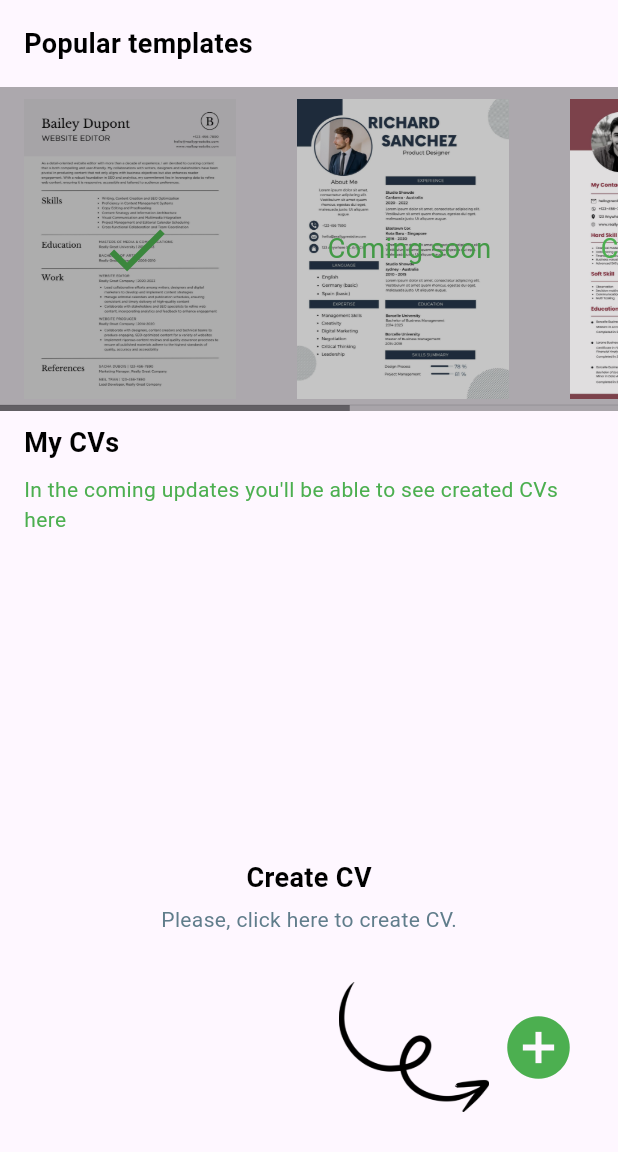
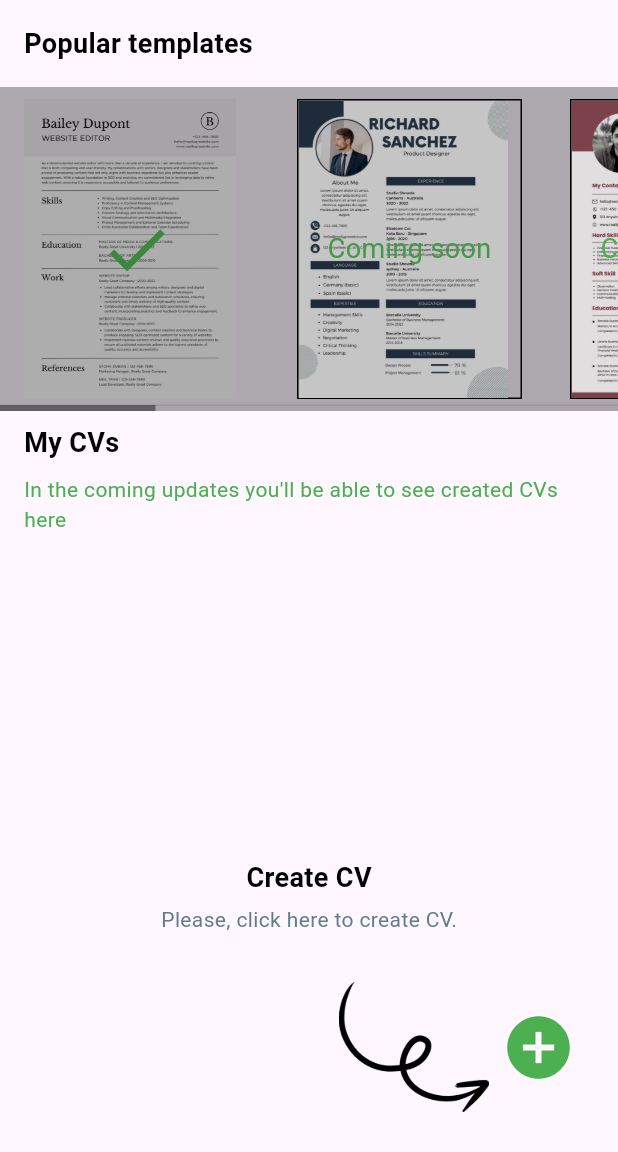
Before and after one commit to bilol-makhmudov/cvez, a Flutter app: the screen it shows after launch, on a phone screen of 412 x 824 dp, the part 84-1236 px from its top. Run offline on Flutter 3.47's test engine with Material 3 defaults, Android fonts, the phone set to English and light mode, and no system bars; our stand-ins replace equatable, flutter_bloc, image_picker, pdf; missing offline and left inert: flutter_file_dialog, mailer, month_year_picker; Roboto replaces fonts that are missing (Outfit).

Commit message:
Templates | Coming Soon Templates is automated. Also, added new templates and deleted old Coming Soon Template file.

```diff
--- a/lib/src/views/homeScreen/HomeScreen.dart
+++ b/lib/src/views/homeScreen/HomeScreen.dart
@@ -1,6 +1,5 @@
 import 'package:cv_ez/src/views/contactScreen/ContactScreen.dart';
-import 'package:cv_ez/src/views/homeScreen/widgets/comingSoonTemplate.dart';
-import 'package:cv_ez/src/views/homeScreen/widgets/selectedTemplate.dart';
+import 'package:cv_ez/src/views/homeScreen/comingSoonTemplate/ComingSoonTemplate.dart';
 import 'package:flutter/material.dart';
 
 class HomeScreen extends StatelessWidget {
@@ -67,12 +66,16 @@ class HomeScreen extends StatelessWidget {
               child: SingleChildScrollView(
                 controller: templateScrollController,
                 scrollDirection: Axis.horizontal,
-                child: Row(
+                child: const Row(
                   children: [
-                    SelectedTemplate("assets/template1.jpg"),
+                    /*
                     ComingSoonTemplate("assets/template2.jpg"),
                     ComingSoonTemplate("assets/template3.jpg"),
-                    ComingSoonTemplate(null),
+                    ComingSoonTemplate("assets/template4.jpg"),
+                    ComingSoonTemplate("assets/template5.jpg"),
+                    ComingSoonTemplate("assets/template6.jpg"),
+                     */
+                    ComingSoonTemplates()
                   ],
                 ),
               ),
--- /dev/null
+++ b/lib/src/views/homeScreen/comingSoonTemplate/ComingSoonTemplate.dart
@@ -0,0 +1,54 @@
+import 'package:cv_ez/src/views/homeScreen/widgets/selectedTemplate.dart';
+import 'package:flutter/material.dart';
+
+class ComingSoonTemplates extends StatelessWidget {
+  const ComingSoonTemplates({super.key});
+
+  @override
+  Widget build(BuildContext context) {
+    List<Widget> templates = [];
+    templates.add(SelectedTemplate("assets/template1.jpg"));
+
+    for (int i = 2; i <= 9; i++) {
+      String assetPath = "assets/template$i.jpg";
+
+      templates.add(
+        Padding(
+          padding: const EdgeInsets.symmetric(vertical: 8.0, horizontal: 16),
+          child: Container(
+            height: 200,
+            width: 150,
+            decoration: BoxDecoration(
+              border: Border.all(width: 1),
+            ),
+            child: Stack(
+              children: [
+                ColorFiltered(
+                  colorFilter: const ColorFilter.mode(Colors.black12, BlendMode.darken),
+                  child: Image.asset(
+                    assetPath,
+                    fit: BoxFit.fill,
+                  ),
+                ),
+                const Align(
+                  alignment: Alignment.center,
+                  child: Text(
+                    "Coming soon",
+                    style: TextStyle(color: Colors.green, fontSize: 18),
+                  ),
+                ),
+              ],
+            ),
+          ),
+        ),
+      );
+    }
+
+    return SingleChildScrollView(
+      scrollDirection: Axis.horizontal,
+      child: Row(
+        children: templates,
+      ),
+    );
+  }
+}
--- a/lib/src/views/homeScreen/widgets/comingSoonTemplate.dart
+++ /dev/null
@@ -1,36 +0,0 @@
-import 'package:flutter/material.dart';
-
-Widget ComingSoonTemplate(String? assetPath) {
-  return Padding(
-    padding: const EdgeInsets.symmetric(vertical: 8.0, horizontal: 16),
-    child: Container(
-        height: 200,
-        width: 150,
-        decoration: assetPath == null
-            ? BoxDecoration(border: Border.all(width: 1))
-            : null,
-        child: Stack(
-          children: [
-            if (assetPath != null)
-              ColorFiltered(
-                colorFilter: ColorFilter.mode(Colors.black12, BlendMode.darken),
-                child: Image.asset(
-                  assetPath,
-                  fit: BoxFit.fill,
-                ),
-              ),
-            if (assetPath == null)
-              ColorFiltered(
-                colorFilter: ColorFilter.mode(Colors.white, BlendMode.darken),
-              ),
-            Align(
-              alignment: Alignment.center,
-              child: Text(
-                "Coming soon",
-                style: TextStyle(color: Colors.green, fontSize: 18),
-              ),
-            ),
-          ],
-        )),
-  );
-}
```
Also changed, not shown: assets/template5.jpg (added), assets/template6.jpg (added), assets/template7.jpg (added), assets/template8.jpg (added), assets/template9.jpg (added).
